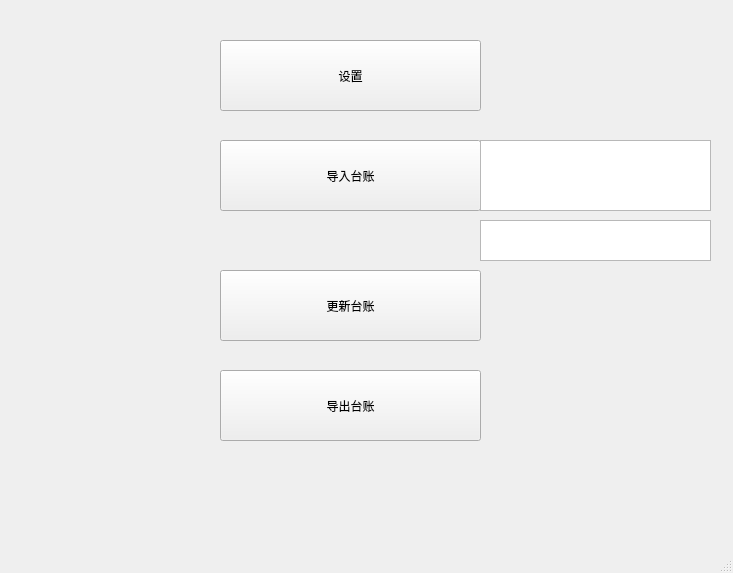
This is mainwindow.ui in hclspring/AssetTableManager as Qt 5 draws it before an edit. The edited form follows.
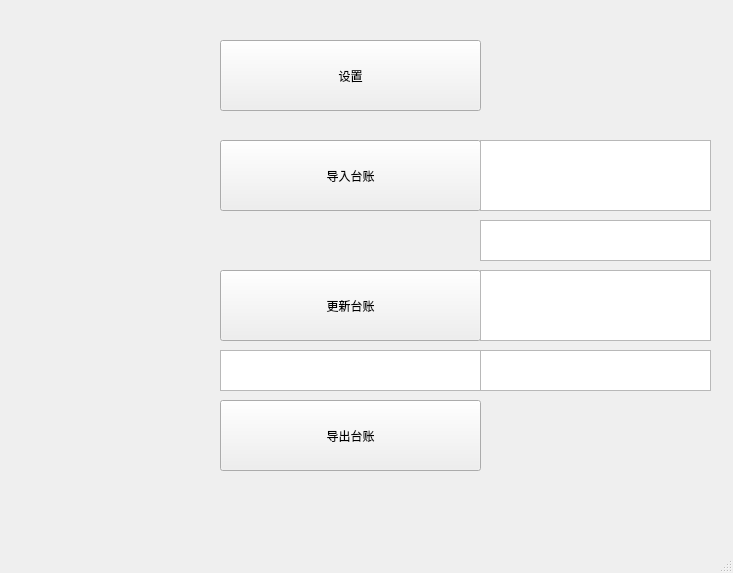
This is the edited form.

The edit to the form file:
```diff
--- a/mainwindow.ui
+++ b/mainwindow.ui
@@ -50,7 +50,7 @@
     <property name="geometry">
      <rect>
       <x>220</x>
-      <y>370</y>
+      <y>400</y>
       <width>261</width>
       <height>71</height>
      </rect>
@@ -98,6 +98,36 @@
      </rect>
     </property>
    </widget>
+   <widget class="QTextBrowser" name="updateFilePathNameTextBrowser">
+    <property name="geometry">
+     <rect>
+      <x>480</x>
+      <y>270</y>
+      <width>231</width>
+      <height>71</height>
+     </rect>
+    </property>
+   </widget>
+   <widget class="QTextBrowser" name="updateMappingTextBrowser">
+    <property name="geometry">
+     <rect>
+      <x>220</x>
+      <y>350</y>
+      <width>261</width>
+      <height>41</height>
+     </rect>
+    </property>
+   </widget>
+   <widget class="QTextBrowser" name="updatePrimaryKeyTextBrowser">
+    <property name="geometry">
+     <rect>
+      <x>480</x>
+      <y>350</y>
+      <width>231</width>
+      <height>41</height>
+     </rect>
+    </property>
+   </widget>
   </widget>
   <widget class="QMenuBar" name="menubar">
    <property name="geometry">
```
